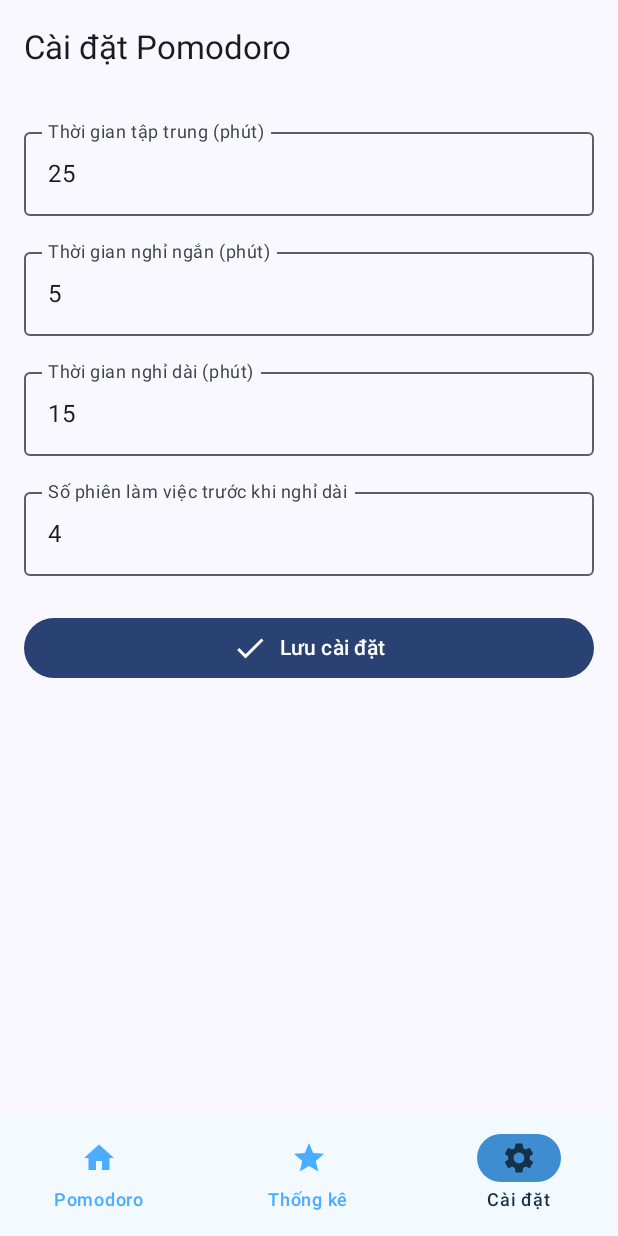
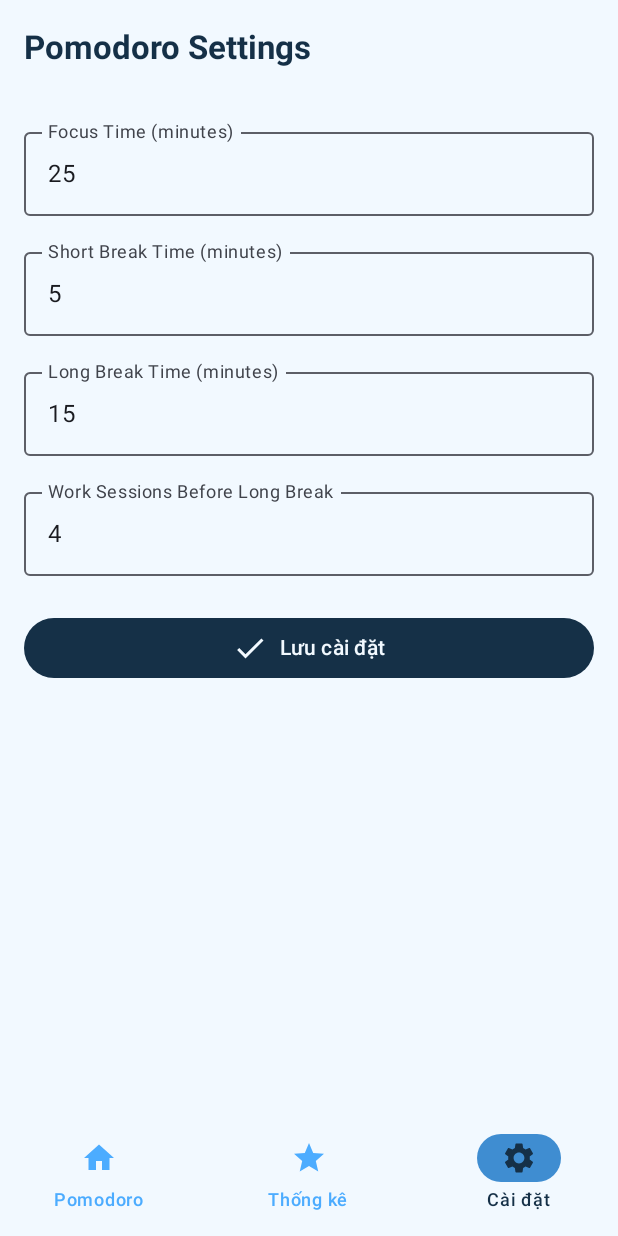
Before and after one commit to ThanhDong00/SE114.P21-FocusFlow, an Android app built with Jetpack Compose: the screen it shows after launch (MainActivity), item 3 of the bottom bar chosen, on a phone screen of 412 x 824 dp. Run offline under Robolectric (Android 15) with nearby library versions, the phone set to English and light mode, and no system bars; our stand-ins replace Dagger/Hilt's generated code, Room's generated code; libraries missing offline, so code that uses them is left out: com.patrykandpatrick.vico.

Commit message:
fix: UI settings screen

```diff
--- a/app/src/main/java/com/dong/focusflow/ui/settings/SettingsScreen.kt
+++ b/app/src/main/java/com/dong/focusflow/ui/settings/SettingsScreen.kt
@@ -1,161 +1,206 @@
 package com.dong.focusflow.ui.settings
 
+import androidx.compose.foundation.background
 import androidx.compose.foundation.layout.*
+import androidx.compose.foundation.rememberScrollState
 import androidx.compose.foundation.text.KeyboardOptions
+import androidx.compose.foundation.verticalScroll
 import androidx.compose.material.icons.Icons
 import androidx.compose.material.icons.filled.Check
 import androidx.compose.material3.*
 import androidx.compose.runtime.*
 import androidx.compose.ui.Modifier
+import androidx.compose.ui.text.font.FontWeight
 import androidx.compose.ui.text.input.KeyboardType
 import androidx.compose.ui.tooling.preview.Preview
 import androidx.compose.ui.unit.dp
 import androidx.hilt.navigation.compose.hiltViewModel
-import com.dong.focusflow.ui.theme.FocusFlowTheme // Đảm bảo đúng tên theme của bạn
+import com.dong.focusflow.ui.theme.Blue50
+import com.dong.focusflow.ui.theme.Blue900
+import com.dong.focusflow.ui.theme.FocusFlowTheme
 import kotlinx.coroutines.launch
 
 /**
  * Composable function for the Settings screen.
- * Hàm Composable cho màn hình Cài đặt.
  * Allows users to configure focus time, short break time, and long break time.
- * Cho phép người dùng cấu hình thời gian tập trung, thời gian nghỉ ngắn và thời gian nghỉ dài.
- *
- * @param viewModel The SettingsViewModel instance, injected by Hilt.
  */
 @OptIn(ExperimentalMaterial3Api::class)
 @Composable
 fun SettingsScreen(
-    viewModel: SettingsViewModel = hiltViewModel() // Hilt will provide the ViewModel
+    viewModel: SettingsViewModel = hiltViewModel()
 ) {
-    // Collect settings as State from the ViewModel
-    // Thu thập cài đặt dưới dạng State từ ViewModel
     val focusTime by viewModel.focusTime.collectAsState()
     val shortBreakTime by viewModel.shortBreakTime.collectAsState()
     val longBreakTime by viewModel.longBreakTime.collectAsState()
     val shortBreaksBeforeLongBreak by viewModel.shortBreaksBeforeLongBreak.collectAsState()
     val userMessage by viewModel.userMessage.collectAsState()
 
-    // Use mutable states for text fields to allow editing
-    // Sử dụng các trạng thái có thể thay đổi cho các trường văn bản để cho phép chỉnh sửa
     var focusTimeInput by remember { mutableStateOf(focusTime.toString()) }
     var shortBreakTimeInput by remember { mutableStateOf(shortBreakTime.toString()) }
     var longBreakTimeInput by remember { mutableStateOf(longBreakTime.toString()) }
     var shortBreaksBeforeLongBreakInput by remember { mutableStateOf(shortBreaksBeforeLongBreak.toString()) }
 
-    // Update input fields when settings change from DataStore (e.g., initial load or external change)
-    // Cập nhật các trường nhập liệu khi cài đặt thay đổi từ DataStore (ví dụ: tải ban đầu hoặc thay đổi bên ngoài)
+    val snackbarHostState = remember { SnackbarHostState() }
+    val coroutineScope = rememberCoroutineScope()
+
+    // Update input fields when settings change
     LaunchedEffect(focusTime) { focusTimeInput = focusTime.toString() }
     LaunchedEffect(shortBreakTime) { shortBreakTimeInput = shortBreakTime.toString() }
     LaunchedEffect(longBreakTime) { longBreakTimeInput = longBreakTime.toString() }
-    LaunchedEffect(shortBreaksBeforeLongBreak) { shortBreaksBeforeLongBreakInput = shortBreaksBeforeLongBreak.toString() }
+    LaunchedEffect(shortBreaksBeforeLongBreak) {
+        shortBreaksBeforeLongBreakInput = shortBreaksBeforeLongBreak.toString()
+    }
 
-    // New: SnackbarHostState to control the Snackbar
-    // Mới: SnackbarHostState để điều khiển Snackbar
-    val snackbarHostState = remember { SnackbarHostState() }
-    val coroutineScope = rememberCoroutineScope() // CoroutineScope for launching snackbar
-
+    // Handle user messages
     LaunchedEffect(userMessage) {
         userMessage?.let { message ->
             coroutineScope.launch {
-                snackbarHostState.showSnackbar(message = message, duration = SnackbarDuration.Short)
-                viewModel.clearUserMessage() // Clear the message after showing
+                snackbarHostState.showSnackbar(
+                    message = message,
+                    duration = SnackbarDuration.Short
+                )
+                viewModel.clearUserMessage()
             }
         }
     }
 
     Scaffold(
         topBar = {
-            TopAppBar(title = { Text("Cài đặt Pomodoro") }) // Top app bar title
+            TopAppBar(
+                title = {
+                    Text("Pomodoro Settings",
+                        color = Blue900,
+                        fontWeight = FontWeight.Bold)
+                },
+                colors = TopAppBarDefaults.topAppBarColors(
+                    containerColor = Blue50
+                )
+            )
         },
-        snackbarHost = { SnackbarHost(snackbarHostState) }
+        snackbarHost = { SnackbarHost(snackbarHostState) },
     ) { paddingValues ->
+        val scrollState = rememberScrollState()
+
         Column(
             modifier = Modifier
                 .fillMaxSize()
-                .padding(paddingValues) // Apply padding from Scaffold
-                .padding(16.dp) // Additional padding
+                .background(Blue50)
+                .padding(paddingValues)
+                .verticalScroll(scrollState)
+                .padding(16.dp)
         ) {
-            // OutlinedTextField for Focus Time setting
-            // OutlinedTextField cho cài đặt Thời gian tập trung
-            OutlinedTextField(
+            SettingsTextField(
                 value = focusTimeInput,
-                onValueChange = { newValue ->
-                    focusTimeInput = newValue.filter { it.isDigit() } // Only allow digits
-                },
-                label = { Text("Thời gian tập trung (phút)") },
-                keyboardOptions = KeyboardOptions(keyboardType = KeyboardType.Number), // Numeric keyboard
-                modifier = Modifier.fillMaxWidth()
+                onValueChange = { focusTimeInput = it.filter { char -> char.isDigit() } },
+                label = "Focus Time (minutes)"
             )
-            Spacer(modifier = Modifier.height(16.dp)) // Vertical space
 
-            // OutlinedTextField for Short Break Time setting
-            // OutlinedTextField cho cài đặt Thời gian nghỉ ngắn
-            OutlinedTextField(
-                value = shortBreakTimeInput,
-                onValueChange = { newValue ->
-                    shortBreakTimeInput = newValue.filter { it.isDigit() }
-                },
-                label = { Text("Thời gian nghỉ ngắn (phút)") },
-                keyboardOptions = KeyboardOptions(keyboardType = KeyboardType.Number),
-                modifier = Modifier.fillMaxWidth()
-            )
             Spacer(modifier = Modifier.height(16.dp))
 
-            // OutlinedTextField for Long Break Time setting
-            // OutlinedTextField cho cài đặt Thời gian nghỉ dài
-            OutlinedTextField(
-                value = longBreakTimeInput,
-                onValueChange = { newValue ->
-                    longBreakTimeInput = newValue.filter { it.isDigit() }
-                },
-                label = { Text("Thời gian nghỉ dài (phút)") },
-                keyboardOptions = KeyboardOptions(keyboardType = KeyboardType.Number),
-                modifier = Modifier.fillMaxWidth()
+            SettingsTextField(
+                value = shortBreakTimeInput,
+                onValueChange = { shortBreakTimeInput = it.filter { char -> char.isDigit() } },
+                label = "Short Break Time (minutes)"
             )
+
             Spacer(modifier = Modifier.height(16.dp))
 
-            // New OutlinedTextField for Short Breaks Before Long Break setting
-            // OutlinedTextField mới cho cài đặt Số lần nghỉ ngắn trước khi nghỉ dài
-            OutlinedTextField(
+            SettingsTextField(
+                value = longBreakTimeInput,
+                onValueChange = { longBreakTimeInput = it.filter { char -> char.isDigit() } },
+                label = "Long Break Time (minutes)"
+            )
+
+            Spacer(modifier = Modifier.height(16.dp))
+
+            SettingsTextField(
                 value = shortBreaksBeforeLongBreakInput,
-                onValueChange = { newValue ->
-                    shortBreaksBeforeLongBreakInput = newValue.filter { it.isDigit() }
+                onValueChange = {
+                    shortBreaksBeforeLongBreakInput = it.filter { char -> char.isDigit() }
                 },
-                label = { Text("Số phiên làm việc trước khi nghỉ dài") },
-                keyboardOptions = KeyboardOptions(keyboardType = KeyboardType.Number),
-                modifier = Modifier.fillMaxWidth()
+                label = "Work Sessions Before Long Break"
             )
+
             Spacer(modifier = Modifier.height(24.dp))
 
-            // Button to save all settings
-            // Nút để lưu tất cả cài đặt
-            Button(
+            SaveButton(
                 onClick = {
-                    // Convert input to Int and save via ViewModel
-                    // Chuyển đổi đầu vào thành Int và lưu qua ViewModel
-                    focusTimeInput.toIntOrNull()?.let { viewModel.saveFocusTime(it) }
-                    shortBreakTimeInput.toIntOrNull()?.let { viewModel.saveShortBreakTime(it) }
-                    longBreakTimeInput.toIntOrNull()?.let { viewModel.saveLongBreakTime(it) }
-                    shortBreaksBeforeLongBreakInput.toIntOrNull()?.let { viewModel.saveShortBreaksBeforeLongBreak(it) }
-                },
-                modifier = Modifier.fillMaxWidth()
-            ) {
-                Icon(imageVector = Icons.Default.Check, contentDescription = "Lưu cài đặt")
-                Spacer(modifier = Modifier.width(8.dp))
-                Text("Lưu cài đặt")
-            }
+                    saveAllSettings(
+                        viewModel = viewModel,
+                        focusTime = focusTimeInput,
+                        shortBreakTime = shortBreakTimeInput,
+                        longBreakTime = longBreakTimeInput,
+                        shortBreaksBeforeLongBreak = shortBreaksBeforeLongBreakInput
+                    )
+                }
+            )
         }
     }
 }
 
+@Composable
+private fun SettingsTextField(
+    value: String,
+    onValueChange: (String) -> Unit,
+    label: String,
+    modifier: Modifier = Modifier
+) {
+    OutlinedTextField(
+        value = value,
+        onValueChange = onValueChange,
+        label = { Text(label) },
+        keyboardOptions = KeyboardOptions(keyboardType = KeyboardType.Number),
+        modifier = modifier.fillMaxWidth(),
+        colors = OutlinedTextFieldDefaults.colors(
+            focusedBorderColor = Blue900,
+            focusedLabelColor = Blue900,
+            cursorColor = Blue900
+        )
+    )
+}
+
+@Composable
+private fun SaveButton(
+    onClick: () -> Unit,
+    modifier: Modifier = Modifier
+) {
+    Button(
+        onClick = onClick,
+        modifier = modifier.fillMaxWidth(),
+        colors = ButtonDefaults.buttonColors(
+            containerColor = Blue900,
+            contentColor = Blue50
+        )
+    ) {
+        Icon(
+            imageVector = Icons.Default.Check,
+            contentDescription = "Save Settings"
+        )
+        Spacer(modifier = Modifier.width(8.dp))
+        Text("Lưu cài đặt")
+    }
+}
+
+private fun saveAllSettings(
+    viewModel: SettingsViewModel,
+    focusTime: String,
+    shortBreakTime: String,
+    longBreakTime: String,
+    shortBreaksBeforeLongBreak: String
+) {
+    focusTime.toIntOrNull()?.let { viewModel.saveFocusTime(it) }
+    shortBreakTime.toIntOrNull()?.let { viewModel.saveShortBreakTime(it) }
+    longBreakTime.toIntOrNull()?.let { viewModel.saveLongBreakTime(it) }
+    shortBreaksBeforeLongBreak.toIntOrNull()?.let { viewModel.saveShortBreaksBeforeLongBreak(it) }
+}
+
 /**
  * Preview function for SettingsScreen Composable.
- * Hàm Preview cho Composable SettingsScreen.
  */
 @Preview(showBackground = true, widthDp = 320)
 @Composable
 fun SettingsScreenPreview() {
-    FocusFlowTheme { // Use your app's theme for the preview
+    FocusFlowTheme {
         SettingsScreen()
     }
 }
--- a/app/src/main/java/com/dong/focusflow/ui/statistics/StatisticsScreen.kt
+++ b/app/src/main/java/com/dong/focusflow/ui/statistics/StatisticsScreen.kt
@@ -9,11 +9,13 @@ import androidx.compose.runtime.collectAsState
 import androidx.compose.runtime.getValue
 import androidx.compose.ui.Modifier
 import androidx.compose.ui.graphics.Color
+import androidx.compose.ui.graphics.toArgb
 import androidx.compose.ui.tooling.preview.Preview
 import androidx.compose.ui.unit.dp
 import androidx.hilt.navigation.compose.hiltViewModel
 import com.dong.focusflow.ui.theme.FocusFlowTheme
 import java.time.format.DateTimeFormatter
+import java.time.LocalDate
 import com.dong.focusflow.data.local.entity.PomodoroSession
 import com.dong.focusflow.data.local.entity.PomodoroSessionType
 
@@ -24,6 +26,8 @@ import com.patrykandpatrick.vico.compose.chart.Chart
 import com.patrykandpatrick.vico.compose.chart.column.columnChart
 import com.patrykandpatrick.vico.core.entry.ChartEntryModelProducer
 import com.patrykandpatrick.vico.core.entry.entryOf
+import com.patrykandpatrick.vico.core.component.shape.Shapes
+import com.patrykandpatrick.vico.core.component.shape.LineComponent
 
 /**
  * Composable function for the Statistics screen.
@@ -44,11 +48,26 @@ fun StatisticsScreen(
     val pomodorosPerDay by viewModel.pomodorosPerDay.collectAsState()
 
     // Prepare data for the chart using ChartEntryModelProducer from Vico library
-    // Chuẩn bị dữ liệu cho biểu đồ bằng ChartEntryModelProducer từ thư viện Vico
+    // Filter data to show only current month
     val chartEntryModelProducer = ChartEntryModelProducer()
-    // Sort data by date to ensure correct order in the chart
-    // Sắp xếp dữ liệu theo ngày để đảm bảo đúng thứ tự trong biểu đồ
-    val sortedData = pomodorosPerDay.entries.sortedBy { it.key }
+    val currentMonth = LocalDate.now().monthValue
+    val currentYear = LocalDate.now().year
+
+    // Filter pomodorosPerDay to only include current month
+    val currentMonthData = pomodorosPerDay.entries.filter { entry ->
+        try {
+            val dateParts = entry.key.split("-") // Assuming format is "yyyy-MM-dd"
+            if (dateParts.size >= 3) {
+                val year = dateParts[0].toInt()
+                val month = dateParts[1].toInt()
+                year == currentYear && month == currentMonth
+            } else false
+        } catch (e: Exception) {
+            false
+        }
+    }
+
+    val sortedData = currentMonthData.sortedBy { it.key }
     val chartEntries = sortedData.mapIndexed { index, entry ->
         entryOf(index.toFloat(), entry.value.toFloat())
     }
@@ -84,14 +103,22 @@ fun StatisticsScreen(
             Spacer(modifier = Modifier.height(16.dp))
 
             Text(
-                text = "Số Pomodoro theo ngày:",
+                text = "Số Pomodoro trong tháng ${currentMonth}/${currentYear}:",
                 style = MaterialTheme.typography.titleMedium,
                 modifier = Modifier.padding(bottom = 8.dp)
             )
 
             if (sortedData.isNotEmpty()) {
                 Chart(
-                    chart = columnChart(), // Dùng columnChart() cho Vico 1.16.1
+                    chart = columnChart(
+                        columns = listOf(
+                            LineComponent(
+                                color = MaterialTheme.colorScheme.primary.toArgb(),
+                                thicknessDp = 12f, // Giảm độ dày để hiển thị nhiều column hơn
+                                shape = Shapes.rectShape
+                            )
+                        )
+                    ),
                     chartModelProducer = chartEntryModelProducer,
                     startAxis = rememberStartAxis(
                         valueFormatter = { value, _ -> value.toInt().toString() }
@@ -99,9 +126,17 @@ fun StatisticsScreen(
                     bottomAxis = rememberBottomAxis(
                         valueFormatter = { value, _ ->
                             if (value.toInt() in sortedData.indices) {
-                                sortedData[value.toInt()].key
+                                val dateString = sortedData[value.toInt()].key
+                                // Hiển thị chỉ ngày vì đã filter theo tháng
+                                try {
+                                    val parts = dateString.split("-")
+                                    if (parts.size >= 3) parts[2] else dateString // Chỉ hiển thị ngày
+                                } catch (e: Exception) {
+                                    dateString
+                                }
                             } else ""
-                        }
+                        },
+                        labelRotationDegrees = 0f // Không cần xoay vì chỉ hiển thị số ngày
                     ),
                     modifier = Modifier
                         .fillMaxWidth()
@@ -109,7 +144,7 @@ fun StatisticsScreen(
                         .padding(vertical = 8.dp)
                 )
             } else {
-                Text("Chưa có dữ liệu thống kê.", modifier = Modifier.padding(16.dp))
+                Text("Chưa có dữ liệu thống kê cho tháng này.", modifier = Modifier.padding(16.dp))
             }
             Spacer(modifier = Modifier.height(16.dp))
 
```
